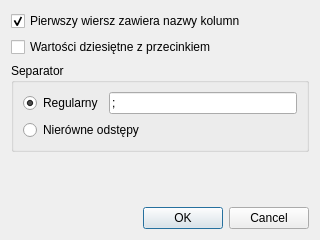
The window that ui/loaddatadialog.ui (antoninastefanowska/PyQtDataAnalyzer) describes before a commit, drawn with Qt 5.
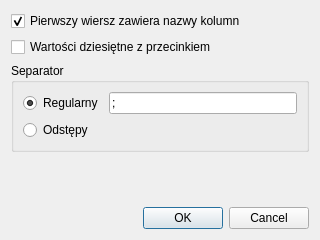
The same window after the commit.

Patch:
```diff
--- a/ui/loaddatadialog.ui
+++ b/ui/loaddatadialog.ui
@@ -68,7 +68,7 @@
           <item>
            <widget class="QRadioButton" name="irregularRadioButton">
             <property name="text">
-             <string>Nierówne odstępy</string>
+             <string>Odstępy</string>
             </property>
            </widget>
           </item>
```
